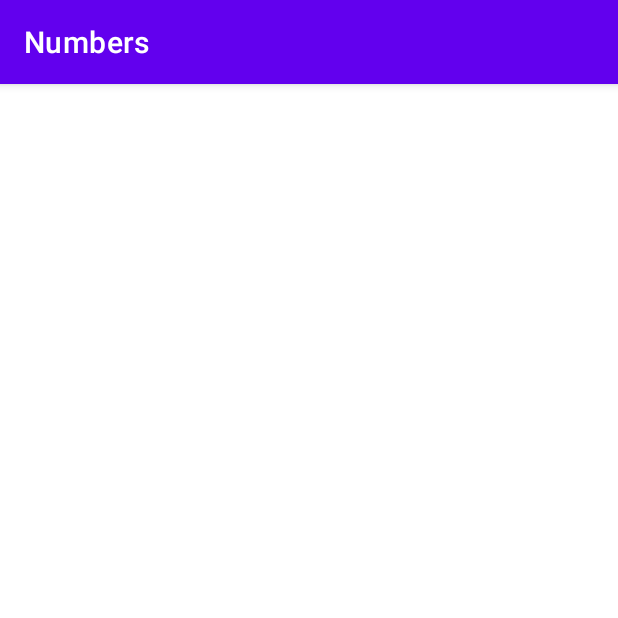
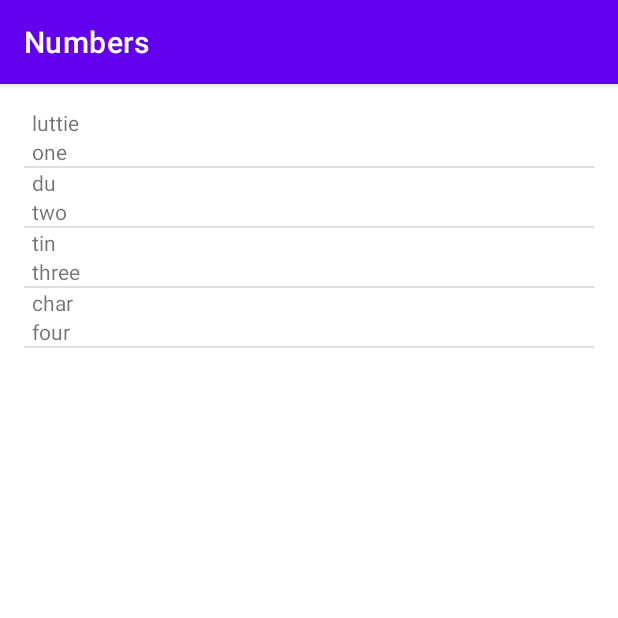
Before and after one commit to rabi04/Miwok-App, an Android app: the NumbersActivity screen opened directly, with no data from a screen before it, on a phone screen of 412 x 824 dp, the top half of it. Run offline under Robolectric (Android 15) with nearby library versions, the phone set to English and light mode, and no system bars.

Commit message:
created custom ArrayAdapter class WordAdapter.java which extends ArrayAdapter<word> and override the getView method to get the desire result.

```diff
--- a/app/src/main/java/com/example/miwokapp/NumbersActivity.java
+++ b/app/src/main/java/com/example/miwokapp/NumbersActivity.java
@@ -17,16 +17,11 @@ public class NumbersActivity extends AppCompatActivity {
     protected void onCreate(Bundle savedInstanceState) {
         super.onCreate(savedInstanceState);
         setContentView(R.layout.activity_numbers);
-        ArrayList <String> number = new ArrayList<String>();
-        number.add("one");
-        number.add("two");
-        number.add("three");
-        number.add("four");
-        number.add("five");
+
        /* using custom object word in Arraylist instead of string as it will be required to show words in custom created list_item
         //         of xml resource file . will display the value in log for checking whether it is working fine or not.*/
-                   ArrayList<Word> itemList = new ArrayList<Word>();
         //        // new word is the constructor of the word class which I have created.
+        ArrayList<Word> itemList = new ArrayList<Word>();
         itemList.add(new Word("one","luttie"));
         itemList.add(new Word("two","du"));
         itemList.add(new Word("three","tin"));
@@ -36,6 +31,9 @@ public class NumbersActivity extends AppCompatActivity {
             Word word = itemList.get(i);
             Log.i("Number Activity ",word.getDefaultTranslation()+" "+word.getmMiwokTranslation());
         }
+        WordAdapter language = new WordAdapter(this,R.layout.list_item,itemList);
+        ListView listView = findViewById(R.id.list);
+        listView.setAdapter(language);
 
     }
 }
--- /dev/null
+++ b/app/src/main/java/com/example/miwokapp/WordAdapter.java
@@ -0,0 +1,37 @@
+package com.example.miwokapp;
+
+import android.content.Context;
+import android.view.LayoutInflater;
+import android.view.View;
+import android.view.ViewGroup;
+import android.widget.ArrayAdapter;
+import android.widget.TextView;
+
+import androidx.annotation.NonNull;
+import androidx.annotation.Nullable;
+
+import java.util.ArrayList;
+import java.util.List;
+
+public class WordAdapter extends ArrayAdapter<Word> {
+
+    public WordAdapter(@NonNull Context context, int resource, @NonNull ArrayList<Word> wordArrayList) {
+        super(context, 0, wordArrayList);
+    }
+
+    @NonNull
+    @Override
+    public View getView(int position, @Nullable View convertView, @NonNull ViewGroup parent) {
+        View listItemView = convertView;
+        if(listItemView == null) {
+            listItemView = LayoutInflater.from(getContext()).inflate(
+                    R.layout.list_item, parent, false);
+        }
+        Word word = getItem(position);
+        TextView miwokWord = listItemView.findViewById(R.id.miwokWord);
+        miwokWord.setText(word.getmMiwokTranslation());
+        TextView defaultWord = listItemView.findViewById(R.id.defaultWord);
+        defaultWord.setText(word.getDefaultTranslation());
+        return listItemView;
+    }
+}
--- a/app/src/main/res/layout/list_item.xml
+++ b/app/src/main/res/layout/list_item.xml
@@ -8,9 +8,11 @@
     <TextView
         android:layout_width="match_parent"
         android:layout_height="wrap_content"
-        android:paddingLeft="5dp"/>
+        android:paddingLeft="5dp"
+        android:id="@+id/miwokWord"/>
     <TextView
         android:layout_width="match_parent"
         android:layout_height="wrap_content"
-        android:paddingLeft="5dp"/>
+        android:paddingLeft="5dp"
+        android:id="@+id/defaultWord"/>
 </LinearLayout>
```
